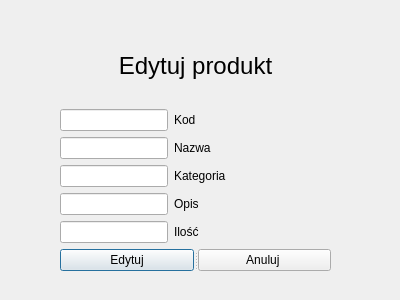
This is app/edit.ui in Cielako/GIMS as Qt 5 draws it before an edit. The edited form follows.
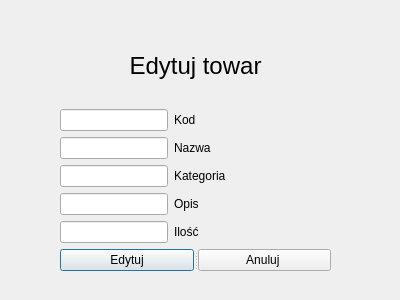
This is the edited form.

Diff of the .ui file:
```diff
--- a/app/edit.ui
+++ b/app/edit.ui
@@ -26,7 +26,7 @@
     <item>
      <widget class="QLabel" name="labelAdd">
       <property name="text">
-       <string>&lt;html&gt;&lt;head/&gt;&lt;body&gt;&lt;p align=&quot;center&quot;&gt;&lt;span style=&quot; font-size:18pt;&quot;&gt;Edytuj produkt&lt;/span&gt;&lt;/p&gt;&lt;/body&gt;&lt;/html&gt;</string>
+       <string>&lt;html&gt;&lt;head/&gt;&lt;body&gt;&lt;p align=&quot;center&quot;&gt;&lt;span style=&quot; font-size:18pt;&quot;&gt;Edytuj towar&lt;/span&gt;&lt;/p&gt;&lt;/body&gt;&lt;/html&gt;</string>
       </property>
      </widget>
     </item>
```
